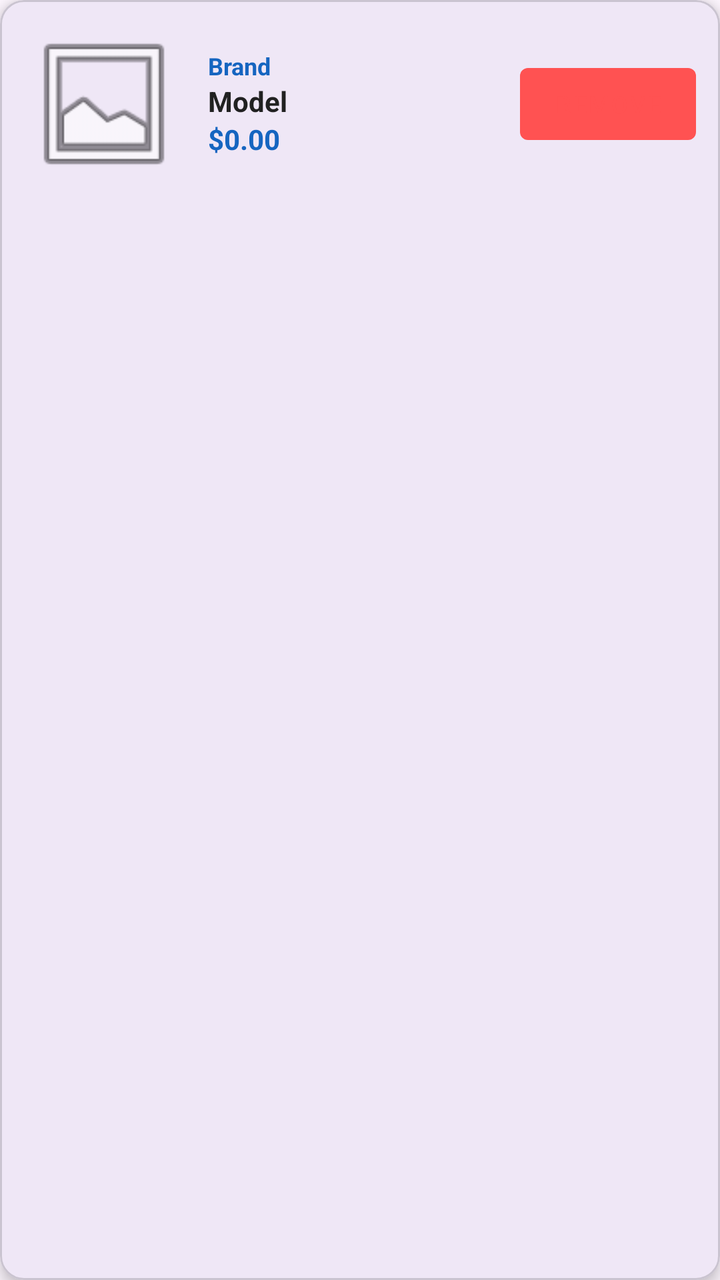
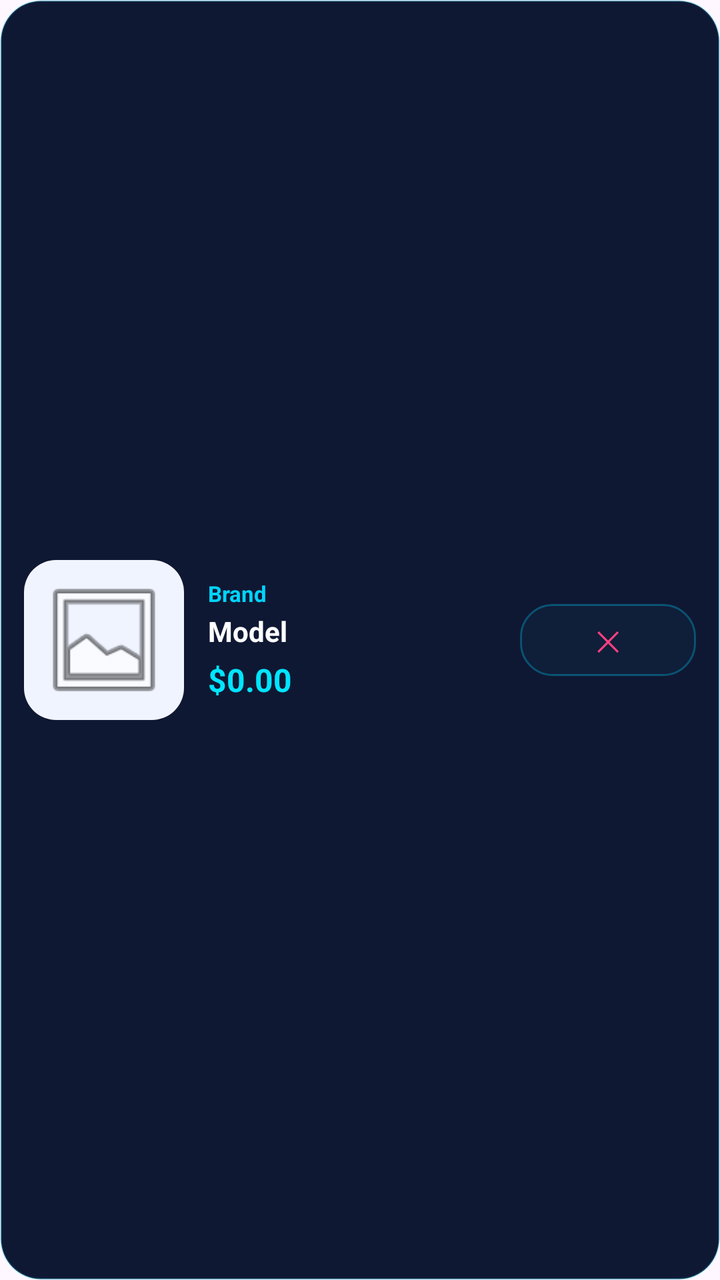

Compare the two renders of this Android layout. The source of the first and the diff that turns it into the second are given below.
<!-- AndroidManifest.xml: application theme Theme.CompShop -->
<!-- res/layout/item_cart.xml -->
<?xml version="1.0" encoding="utf-8"?>
<com.google.android.material.card.MaterialCardView
    xmlns:android="http://schemas.android.com/apk/res/android"
    xmlns:app="http://schemas.android.com/apk/res-auto"
    android:layout_width="match_parent"
    android:layout_height="wrap_content"
    android:layout_margin="8dp"
    app:cardCornerRadius="12dp"
    app:cardElevation="4dp">

    <LinearLayout
        android:layout_width="match_parent"
        android:layout_height="wrap_content"
        android:orientation="horizontal"
        android:padding="12dp"
        android:gravity="center_vertical">

        
        <ImageView
            android:id="@+id/ivComputer"
            android:layout_width="80dp"
            android:layout_height="80dp"
            android:scaleType="centerCrop"
            android:src="@android:drawable/ic_menu_gallery"
            android:layout_marginEnd="12dp"/>

        
        <LinearLayout
            android:layout_width="0dp"
            android:layout_height="wrap_content"
            android:layout_weight="1"
            android:orientation="vertical">

            <TextView
                android:id="@+id/tvBrand"
                android:layout_width="wrap_content"
                android:layout_height="wrap_content"
                android:text="Brand"
                android:textColor="#1565C0"
                android:textSize="12sp"
                android:textStyle="bold"/>

            <TextView
                android:id="@+id/tvModel"
                android:layout_width="wrap_content"
                android:layout_height="wrap_content"
                android:text="Model"
                android:textSize="14sp"
                android:textStyle="bold"
                android:textColor="#212121"/>

            <TextView
                android:id="@+id/tvPrice"
                android:layout_width="wrap_content"
                android:layout_height="wrap_content"
                android:text="$0.00"
                android:textSize="14sp"
                android:textColor="#1565C0"
                android:textStyle="bold"/>

        </LinearLayout>

        
        <com.google.android.material.button.MaterialButton
            android:id="@+id/btnRemove"
            android:layout_width="wrap_content"
            android:layout_height="wrap_content"
            android:text="@string/remove"
            android:textSize="12sp"
            app:backgroundTint="#FF5252"
            style="@style/Widget.MaterialComponents.Button.TextButton"
            android:textColor="#FF5252"/>

    </LinearLayout>

</com.google.android.material.card.MaterialCardView>
<!-- resources referenced by this layout -->
<resources>
  <string name="remove">Remove</string>
  <style name="Theme.CompShop" parent="Base.Theme.CompShop" />
  <style name="Base.Theme.CompShop" parent="Theme.Material3.DayNight.NoActionBar">
          
          
      </style>
</resources>

<!-- the commit's change to res/layout/item_cart.xml (unified diff, before → after) -->
@@ -1,76 +1,86 @@
 <?xml version="1.0" encoding="utf-8"?>
-<com.google.android.material.card.MaterialCardView
+<LinearLayout
     xmlns:android="http://schemas.android.com/apk/res/android"
     xmlns:app="http://schemas.android.com/apk/res-auto"
     android:layout_width="match_parent"
     android:layout_height="wrap_content"
-    android:layout_margin="8dp"
-    app:cardCornerRadius="12dp"
-    app:cardElevation="4dp">
+    android:orientation="horizontal"
+    android:gravity="center_vertical"
+    android:background="@drawable/card_product_neon"
+    android:layout_marginStart="12dp"
+    android:layout_marginEnd="12dp"
+    android:layout_marginBottom="12dp"
+    android:padding="12dp">
 
+    
     <LinearLayout
-        android:layout_width="match_parent"
-        android:layout_height="wrap_content"
-        android:orientation="horizontal"
-        android:padding="12dp"
-        android:gravity="center_vertical">
+        android:layout_width="80dp"
+        android:layout_height="80dp"
+        android:background="@drawable/image_container"
+        android:gravity="center"
+        android:layout_marginEnd="12dp">
 
-        
         <ImageView
             android:id="@+id/ivComputer"
-            android:layout_width="80dp"
-            android:layout_height="80dp"
-            android:scaleType="centerCrop"
-            android:src="@android:drawable/ic_menu_gallery"
-            android:layout_marginEnd="12dp"/>
-
-        
-        <LinearLayout
-            android:layout_width="0dp"
-            android:layout_height="wrap_content"
-            android:layout_weight="1"
-            android:orientation="vertical">
-
-            <TextView
-                android:id="@+id/tvBrand"
-                android:layout_width="wrap_content"
-                android:layout_height="wrap_content"
-                android:text="Brand"
-                android:textColor="#1565C0"
-                android:textSize="12sp"
-                android:textStyle="bold"/>
-
-            <TextView
-                android:id="@+id/tvModel"
-                android:layout_width="wrap_content"
-                android:layout_height="wrap_content"
-                android:text="Model"
-                android:textSize="14sp"
-                android:textStyle="bold"
-                android:textColor="#212121"/>
-
-            <TextView
-                android:id="@+id/tvPrice"
-                android:layout_width="wrap_content"
-                android:layout_height="wrap_content"
-                android:text="$0.00"
-                android:textSize="14sp"
-                android:textColor="#1565C0"
-                android:textStyle="bold"/>
-
-        </LinearLayout>
-
-        
-        <com.google.android.material.button.MaterialButton
-            android:id="@+id/btnRemove"
-            android:layout_width="wrap_content"
-            android:layout_height="wrap_content"
-            android:text="@string/remove"
-            android:textSize="12sp"
-            app:backgroundTint="#FF5252"
-            style="@style/Widget.MaterialComponents.Button.TextButton"
-            android:textColor="#FF5252"/>
+            android:layout_width="match_parent"
+            android:layout_height="match_parent"
+            android:scaleType="fitCenter"
+            android:padding="6dp"
+            android:src="@android:drawable/ic_menu_gallery"/>
 
     </LinearLayout>
 
-</com.google.android.material.card.MaterialCardView>
+    
+    <LinearLayout
+        android:layout_width="0dp"
+        android:layout_height="wrap_content"
+        android:layout_weight="1"
+        android:orientation="vertical">
+
+        <TextView
+            android:id="@+id/tvBrand"
+            android:layout_width="wrap_content"
+            android:layout_height="wrap_content"
+            android:text="Brand"
+            android:textColor="#00D4FF"
+            android:textSize="11sp"
+            android:textStyle="bold"
+            android:layout_marginBottom="2dp"/>
+
+        <TextView
+            android:id="@+id/tvModel"
+            android:layout_width="wrap_content"
+            android:layout_height="wrap_content"
+            android:text="Model"
+            android:textSize="14sp"
+            android:textStyle="bold"
+            android:textColor="#FFFFFF"
+            android:maxLines="1"
+            android:ellipsize="end"
+            android:layout_marginBottom="4dp"/>
+
+        <TextView
+            android:id="@+id/tvPrice"
+            android:layout_width="wrap_content"
+            android:layout_height="wrap_content"
+            android:text="$0.00"
+            android:textSize="16sp"
+            android:textStyle="bold"
+            android:textColor="#00E5FF"/>
+
+    </LinearLayout>
+
+    
+    <Button
+        android:id="@+id/btnRemove"
+        android:layout_width="wrap_content"
+        android:layout_height="36dp"
+        android:text="✕"
+        android:textSize="14sp"
+        android:textColor="#FF4081"
+        android:background="@drawable/btn_social_neon"
+        android:paddingStart="12dp"
+        android:paddingEnd="12dp"
+        android:stateListAnimator="@null"/>
+
+</LinearLayout>
<!-- resource entries referenced after the edit -->
@@ -1,6 +1,32 @@
 <!-- resources referenced by this layout -->
 <resources>
-  <string name="remove">Remove</string>
+  <!-- drawable btn_social_neon (drawable) -->
+  <?xml version="1.0" encoding="utf-8"?>
+  <shape xmlns:android="http://schemas.android.com/apk/res/android"
+      android:shape="rectangle">
+      <solid android:color="#0800D4FF"/>
+      <stroke
+          android:width="1dp"
+          android:color="#4D00D4FF"/>
+      <corners android:radius="16dp"/>
+  </shape>
+  <!-- drawable card_product_neon (drawable) -->
+  <?xml version="1.0" encoding="utf-8"?>
+  <shape xmlns:android="http://schemas.android.com/apk/res/android"
+      android:shape="rectangle">
+      <solid android:color="#0F1833"/>
+      <stroke
+          android:width="1dp"
+          android:color="#2E00D4FF"/>
+      <corners android:radius="20dp"/>
+  </shape>
+  <!-- drawable image_container (drawable) -->
+  <?xml version="1.0" encoding="utf-8"?>
+  <shape xmlns:android="http://schemas.android.com/apk/res/android"
+      android:shape="rectangle">
+      <solid android:color="#F0F4FF"/>
+      <corners android:radius="16dp"/>
+  </shape>
   <style name="Theme.CompShop" parent="Base.Theme.CompShop" />
   <style name="Base.Theme.CompShop" parent="Theme.Material3.DayNight.NoActionBar">
           
